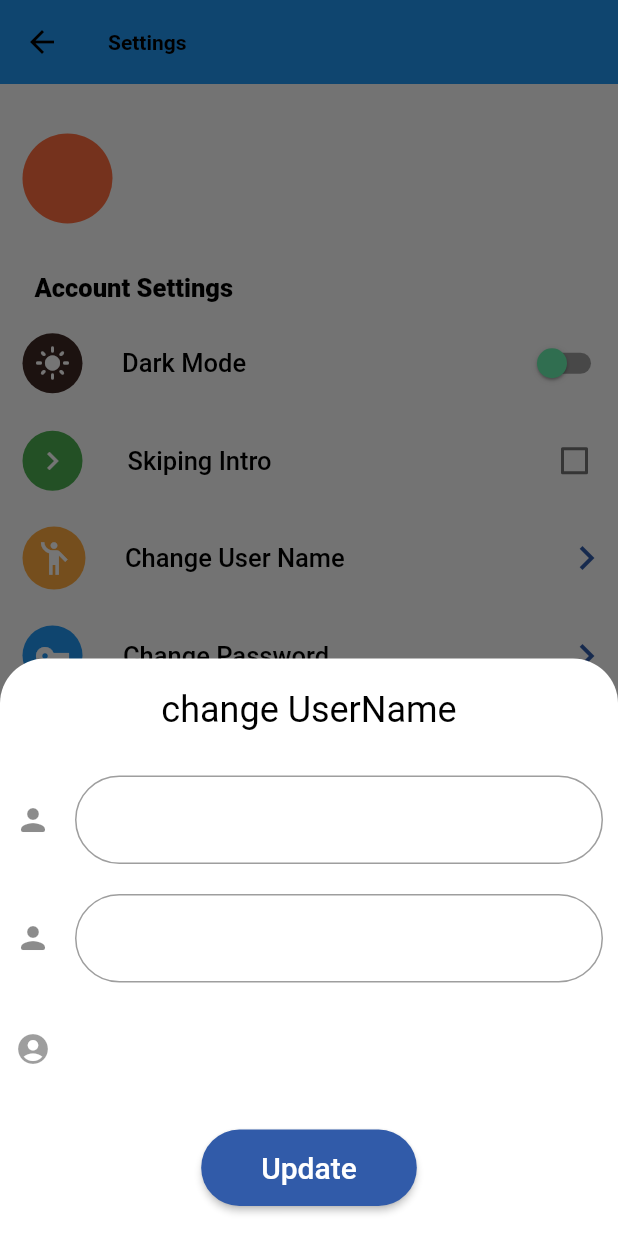
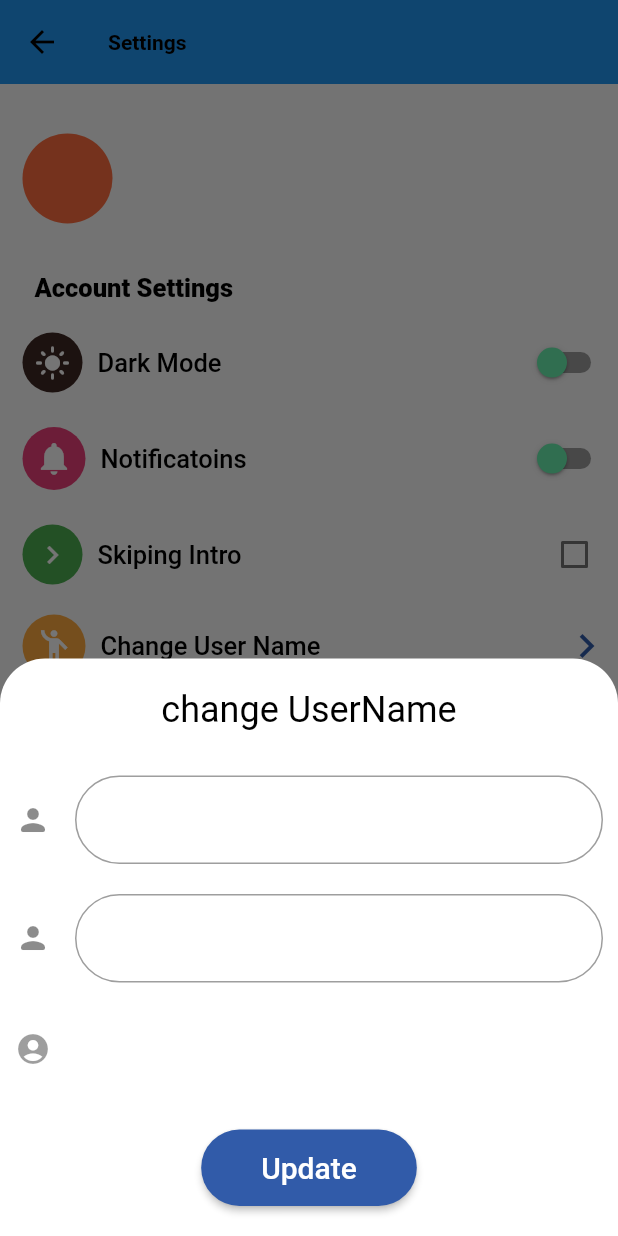
Before and after one commit to tahaTWM/taskSupportorWithDarkTheme, a Flutter app: the Setting screen opened directly with empty values, after a tap on "Change User Name", on a phone screen of 412 x 824 dp. Run offline on Flutter 3.47's test engine with Material 2 defaults, Android fonts, the phone set to English and light mode, and no system bars; our stand-ins replace animated_splash_screen, email_validator, file_picker, firebase_core, firebase_messaging, flutter_local_notifications and 9 more; missing offline and left inert: adaptive_action_sheet, cupertino_radio_choice, flutter_pdfview; accounts and stored records are empty; network calls fail.

Commit message:
Fri 09/03/2021,  8:50:43.05

```diff
--- a/lib/login/logn.dart
+++ b/lib/login/logn.dart
@@ -423,7 +423,7 @@ class _Logn extends State<Logn> {
       Navigator.push(
         context,
         MaterialPageRoute(
-          builder: (context) => NavBar(jsonResponse['data']["firstName"], 0),
+          builder: (context) => NavBar(0),
         ),
       );
     }
--- a/lib/profile/setting.dart
+++ b/lib/profile/setting.dart
@@ -51,7 +51,6 @@ class _SettingState extends State<Setting> {
   String tasks = "0";
   final ImagePicker _picker = ImagePicker();
   bool skip = false;
-
   @override
   void initState() {
     name();
@@ -161,7 +160,7 @@ class _SettingState extends State<Setting> {
                           isSwitched ? Icons.dark_mode : Icons.light_mode,
                           color: Colors.white,
                         ),
-                        txt: "  Dark Mode",
+                        txt: "Dark Mode",
                         endd: Switch(
                           value: isSwitched,
                           inactiveTrackColor: Colors.grey,
@@ -182,14 +181,36 @@ class _SettingState extends State<Setting> {
                           },
                         ),
                       ),
-
+                      Field(
+                        onclick: () {},
+                        colur: Colors.pink[400],
+                        icon: Icon(
+                          Icons.notifications,
+                          color: Colors.white,
+                          size: 26,
+                        ),
+                        txt: "Notificatoins",
+                        endd: Switch(
+                          value: notificatoins,
+                          inactiveTrackColor: Colors.grey,
+                          activeTrackColor: Colors.greenAccent,
+                          activeColor: Colors.greenAccent,
+                          inactiveThumbColor: Colors.greenAccent,
+                          onChanged: (value) {
+                            _setNotifiaction(value);
+                            setState(() {
+                              notificatoins = value;
+                            });
+                          },
+                        ),
+                      ),
                       Field(
                           colur: Colors.green,
                           icon: Icon(
                             Icons.keyboard_arrow_right,
                             color: Colors.white,
                           ),
-                          txt: "  Skiping Intro",
+                          txt: "Skiping Intro",
                           endd: Checkbox(
                             onChanged: (bool value) {
                               _setSkip(value);
@@ -256,29 +277,7 @@ class _SettingState extends State<Setting> {
                       //     ),
                       //   ),
                       // ),
-                      // Field(
-                      //   onclick: () {},
-                      //   colur: Colors.green,
-                      //   icon: Icon(
-                      //     Icons.notifications,
-                      //     color: Colors.white,
-                      //     size: 28,
-                      //   ),
-                      //   txt: "  Notificatoins",
-                      //   endd: Switch(
-                      //     value: notificatoins,
-                      //     inactiveTrackColor: Colors.grey,
-                      //     activeTrackColor: Colors.greenAccent,
-                      //     activeColor: Colors.greenAccent,
-                      //     inactiveThumbColor: Colors.greenAccent,
-                      //     onChanged: (value) {
-                      //       setState(() {
-                      //         notificatoins = value;
-                      //         print(notificatoins);
-                      //       });
-                      //     },
-                      //   ),
-                      // ),
+
                       // Align(
                       //   alignment: Alignment.centerLeft,
                       //   child: Padding(
@@ -310,11 +309,11 @@ class _SettingState extends State<Setting> {
                         onclick: () async {
                           _siginOut();
                         },
-                        colur: Colors.orange[900],
+                        colur: Colors.red[600],
                         icon: Icon(
                           Icons.logout,
                           color: Colors.white,
-                          size: 28,
+                          size: 26,
                         ),
                         txt: "Logout",
                         endd: Icon(
@@ -358,6 +357,11 @@ class _SettingState extends State<Setting> {
     if (_pref.getBool("skip") != null) {
       setState(() {
         skip = _pref.getBool("skip");
+      });
+    }
+    if (_pref.getBool("notifiaction") != null) {
+      setState(() {
+        notificatoins = _pref.getBool("skip");
       });
     }
   }
@@ -749,7 +753,7 @@ class _SettingState extends State<Setting> {
         Navigator.pop(context);
         Navigator.pushAndRemoveUntil(
             context,
-            MaterialPageRoute(builder: (context) => NavBar(fName, 2)),
+            MaterialPageRoute(builder: (context) => NavBar(2)),
             (route) => false);
       } else {
         scaffoldMessengerKey.currentState.showSnackBar(SnackBar(
@@ -972,6 +976,11 @@ class _SettingState extends State<Setting> {
     SharedPreferences pref = await SharedPreferences.getInstance();
     pref.setBool("skip", value);
   }
+
+  _setNotifiaction(bool value) async {
+    SharedPreferences pref = await SharedPreferences.getInstance();
+    pref.setBool("notifiaction", value);
+  }
 }
 
 class Field extends StatelessWidget {
@@ -990,8 +999,11 @@ class Field extends StatelessWidget {
       child: GestureDetector(
         onTap: onclick,
         child: Container(
+          color: Colors.transparent,
           child: Row(
             mainAxisAlignment: MainAxisAlignment.spaceBetween,
+            children: [
+              Row(
                 children: [
                   Container(
                     padding: EdgeInsets.all(8),
@@ -1002,22 +1014,18 @@ class Field extends StatelessWidget {
                     child: icon,
                   ),
                   Padding(
-                padding: const EdgeInsets.all(8.0),
-                child: Container(
-                  width: MediaQuery.of(context).size.width * 0.4,
-                  height: MediaQuery.of(context).size.height * 0.04,
+                    padding:
+                        const EdgeInsets.symmetric(vertical: 4, horizontal: 10),
                     child: Align(
                       alignment: Alignment.centerLeft,
                       child: Text(
                         txt,
-                      style:
-                          TextStyle(fontSize: 17, fontWeight: FontWeight.w500),
+                        style: TextStyle(
+                            fontSize: 17, fontWeight: FontWeight.w500),
                       ),
                     ),
                   ),
-              ),
-              SizedBox(
-                width: MediaQuery.of(context).size.width * 0.2,
+                ],
               ),
               endd
             ],
--- a/lib/splashScreen.dart
+++ b/lib/splashScreen.dart
@@ -32,7 +32,7 @@ class _SplashScreenState extends State<SplashScreen> {
                 // "https://assets4.lottiefiles.com/packages/lf20_lQfkLu.json",
                 "https://assets9.lottiefiles.com/packages/lf20_jy1bgnpp.json",
               ),
-              nextScreen: tokenFound == true ? NavBar(fName, 0) : Logn(),
+              nextScreen: tokenFound == true ? NavBar(0) : Logn(),
               splashIconSize:
                   MediaQuery.of(context).size.width > 400 ? 500 : 400,
               duration: 5000,
```
Also changed, not shown: lib/creation/createNewWorkSpace.dart (+3 -6 lines), lib/homePage/homepage.dart (+7 -20 lines), lib/main.dart (+17 -47 lines), lib/navBar.dart (+3 -4 lines), lib/notification/notification.dart (+11 -2 lines), lib/profile/profile.dart (+1 -6 lines). Lines whose indentation alone changed are shown as unchanged.
